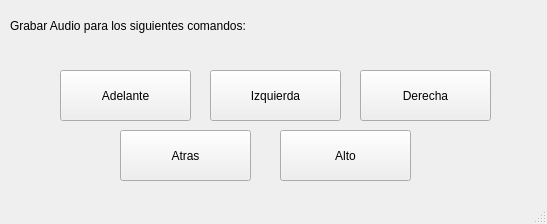
Qt form vista_audio.ui (oxob3333/NN-Audio_Recognition) before a commit.
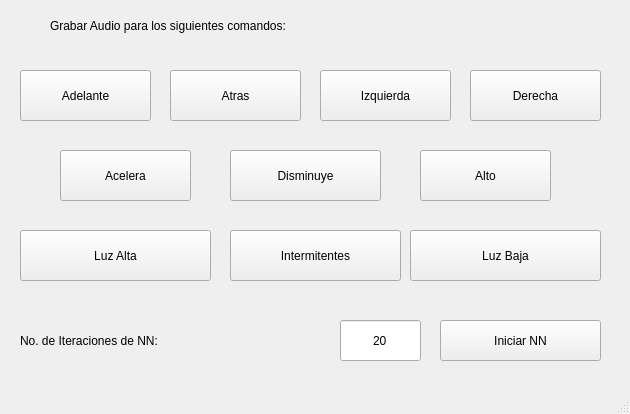
The same form after that commit.

Diff of the .ui file:
```diff
--- a/vista_audio.ui
+++ b/vista_audio.ui
@@ -6,8 +6,8 @@
    <rect>
     <x>0</x>
     <y>0</y>
-    <width>547</width>
-    <height>224</height>
+    <width>630</width>
+    <height>414</height>
    </rect>
   </property>
   <property name="windowTitle">
@@ -17,7 +17,7 @@
    <widget class="QPushButton" name="pushButton_Adelante">
     <property name="geometry">
      <rect>
-      <x>60</x>
+      <x>20</x>
       <y>70</y>
       <width>131</width>
       <height>51</height>
@@ -33,7 +33,7 @@
    <widget class="QLabel" name="label">
     <property name="geometry">
      <rect>
-      <x>10</x>
+      <x>50</x>
       <y>10</y>
       <width>531</width>
       <height>31</height>
@@ -49,8 +49,8 @@
    <widget class="QPushButton" name="pushButton_Atras">
     <property name="geometry">
      <rect>
-      <x>120</x>
-      <y>130</y>
+      <x>170</x>
+      <y>70</y>
       <width>131</width>
       <height>51</height>
      </rect>
@@ -65,7 +65,7 @@
    <widget class="QPushButton" name="pushButton_Izquierda">
     <property name="geometry">
      <rect>
-      <x>210</x>
+      <x>320</x>
       <y>70</y>
       <width>131</width>
       <height>51</height>
@@ -81,8 +81,8 @@
    <widget class="QPushButton" name="pushButton_Alto">
     <property name="geometry">
      <rect>
-      <x>280</x>
-      <y>130</y>
+      <x>420</x>
+      <y>150</y>
       <width>131</width>
       <height>51</height>
      </rect>
@@ -97,7 +97,7 @@
    <widget class="QPushButton" name="pushButton_Derecha">
     <property name="geometry">
      <rect>
-      <x>360</x>
+      <x>470</x>
       <y>70</y>
       <width>131</width>
       <height>51</height>
@@ -110,6 +110,137 @@
      <string>Derecha</string>
     </property>
    </widget>
+   <widget class="QPushButton" name="pushButton_Acelera">
+    <property name="geometry">
+     <rect>
+      <x>60</x>
+      <y>150</y>
+      <width>131</width>
+      <height>51</height>
+     </rect>
+    </property>
+    <property name="styleSheet">
+     <string notr="true">font: 75 20pt &quot;MS Shell Dlg 2&quot;;</string>
+    </property>
+    <property name="text">
+     <string>Acelera</string>
+    </property>
+   </widget>
+   <widget class="QPushButton" name="pushButton_Disminuye">
+    <property name="geometry">
+     <rect>
+      <x>230</x>
+      <y>150</y>
+      <width>151</width>
+      <height>51</height>
+     </rect>
+    </property>
+    <property name="styleSheet">
+     <string notr="true">font: 75 20pt &quot;MS Shell Dlg 2&quot;;</string>
+    </property>
+    <property name="text">
+     <string>Disminuye</string>
+    </property>
+   </widget>
+   <widget class="QPushButton" name="pushButton_Intermitentes">
+    <property name="geometry">
+     <rect>
+      <x>230</x>
+      <y>230</y>
+      <width>171</width>
+      <height>51</height>
+     </rect>
+    </property>
+    <property name="styleSheet">
+     <string notr="true">font: 75 20pt &quot;MS Shell Dlg 2&quot;;</string>
+    </property>
+    <property name="text">
+     <string>Intermitentes</string>
+    </property>
+   </widget>
+   <widget class="QPushButton" name="pushButton_Luz_Alta">
+    <property name="geometry">
+     <rect>
+      <x>20</x>
+      <y>230</y>
+      <width>191</width>
+      <height>51</height>
+     </rect>
+    </property>
+    <property name="styleSheet">
+     <string notr="true">font: 75 20pt &quot;MS Shell Dlg 2&quot;;</string>
+    </property>
+    <property name="text">
+     <string>Luz Alta</string>
+    </property>
+   </widget>
+   <widget class="QPushButton" name="pushButton_Luz_Baja">
+    <property name="geometry">
+     <rect>
+      <x>410</x>
+      <y>230</y>
+      <width>191</width>
+      <height>51</height>
+     </rect>
+    </property>
+    <property name="styleSheet">
+     <string notr="true">font: 75 20pt &quot;MS Shell Dlg 2&quot;;</string>
+    </property>
+    <property name="text">
+     <string>Luz Baja</string>
+    </property>
+   </widget>
+   <widget class="QLabel" name="label_2">
+    <property name="geometry">
+     <rect>
+      <x>20</x>
+      <y>320</y>
+      <width>311</width>
+      <height>41</height>
+     </rect>
+    </property>
+    <property name="styleSheet">
+     <string notr="true">font: 75 20pt &quot;MS Shell Dlg 2&quot;;</string>
+    </property>
+    <property name="text">
+     <string>No. de Iteraciones de NN:</string>
+    </property>
+   </widget>
+   <widget class="QPushButton" name="pushButton_Iniciar">
+    <property name="geometry">
+     <rect>
+      <x>440</x>
+      <y>320</y>
+      <width>161</width>
+      <height>41</height>
+     </rect>
+    </property>
+    <property name="styleSheet">
+     <string notr="true">font: 75 20pt &quot;MS Shell Dlg 2&quot;;</string>
+    </property>
+    <property name="text">
+     <string>Iniciar NN</string>
+    </property>
+   </widget>
+   <widget class="QLineEdit" name="lineEdit">
+    <property name="geometry">
+     <rect>
+      <x>340</x>
+      <y>320</y>
+      <width>81</width>
+      <height>41</height>
+     </rect>
+    </property>
+    <property name="styleSheet">
+     <string notr="true">font: 75 20pt &quot;MS Shell Dlg 2&quot;;</string>
+    </property>
+    <property name="text">
+     <string>20</string>
+    </property>
+    <property name="alignment">
+     <set>Qt::AlignCenter</set>
+    </property>
+   </widget>
   </widget>
   <widget class="QMenuBar" name="menubar">
    <property name="geometry">
```
Left out of the diff: 2 changed lines with no effect on the pictures.
